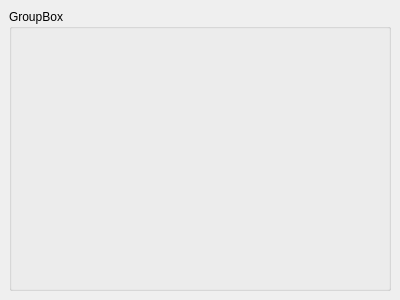
Zhdanov-Dmitrii/attendanceClient, file authentication.ui: the form before one commit.
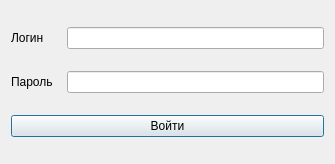
The form after the commit. Icons and pictures are not drawn.

What changed in the file:
```diff
--- a/authentication.ui
+++ b/authentication.ui
@@ -6,26 +6,78 @@
    <rect>
     <x>0</x>
     <y>0</y>
-    <width>400</width>
-    <height>300</height>
+    <width>335</width>
+    <height>164</height>
    </rect>
   </property>
   <property name="windowTitle">
    <string>Dialog</string>
   </property>
-  <widget class="QGroupBox" name="groupBox">
-   <property name="geometry">
-    <rect>
-     <x>9</x>
-     <y>9</y>
-     <width>382</width>
-     <height>282</height>
-    </rect>
-   </property>
-   <property name="title">
-    <string>GroupBox</string>
-   </property>
-  </widget>
+  <property name="windowIcon">
+   <iconset resource="logo.qrc">
+    <normaloff>:/new/prefix1/3.ico</normaloff>:/new/prefix1/3.ico</iconset>
+  </property>
+  <layout class="QGridLayout" name="gridLayout_2">
+   <item row="1" column="0">
+    <layout class="QHBoxLayout" name="horizontalLayout_2">
+     <item>
+      <widget class="QLabel" name="label_2">
+       <property name="minimumSize">
+        <size>
+         <width>50</width>
+         <height>0</height>
+        </size>
+       </property>
+       <property name="maximumSize">
+        <size>
+         <width>50</width>
+         <height>16777215</height>
+        </size>
+       </property>
+       <property name="text">
+        <string>Пароль</string>
+       </property>
+      </widget>
+     </item>
+     <item>
+      <widget class="QLineEdit" name="password"/>
+     </item>
+    </layout>
+   </item>
+   <item row="3" column="0">
+    <widget class="QPushButton" name="pushButton">
+     <property name="text">
+      <string>Войти</string>
+     </property>
+    </widget>
+   </item>
+   <item row="0" column="0">
+    <layout class="QHBoxLayout" name="horizontalLayout">
+     <item>
+      <widget class="QLabel" name="label">
+       <property name="minimumSize">
+        <size>
+         <width>50</width>
+         <height>0</height>
+        </size>
+       </property>
+       <property name="maximumSize">
+        <size>
+         <width>50</width>
+         <height>16777215</height>
+        </size>
+       </property>
+       <property name="text">
+        <string>Логин</string>
+       </property>
+      </widget>
+     </item>
+     <item>
+      <widget class="QLineEdit" name="login"/>
+     </item>
+    </layout>
+   </item>
+  </layout>
  </widget>
  <resources/>
  <connections/>
```
Left out of the diff: 11 changed lines with no effect on the pictures.
